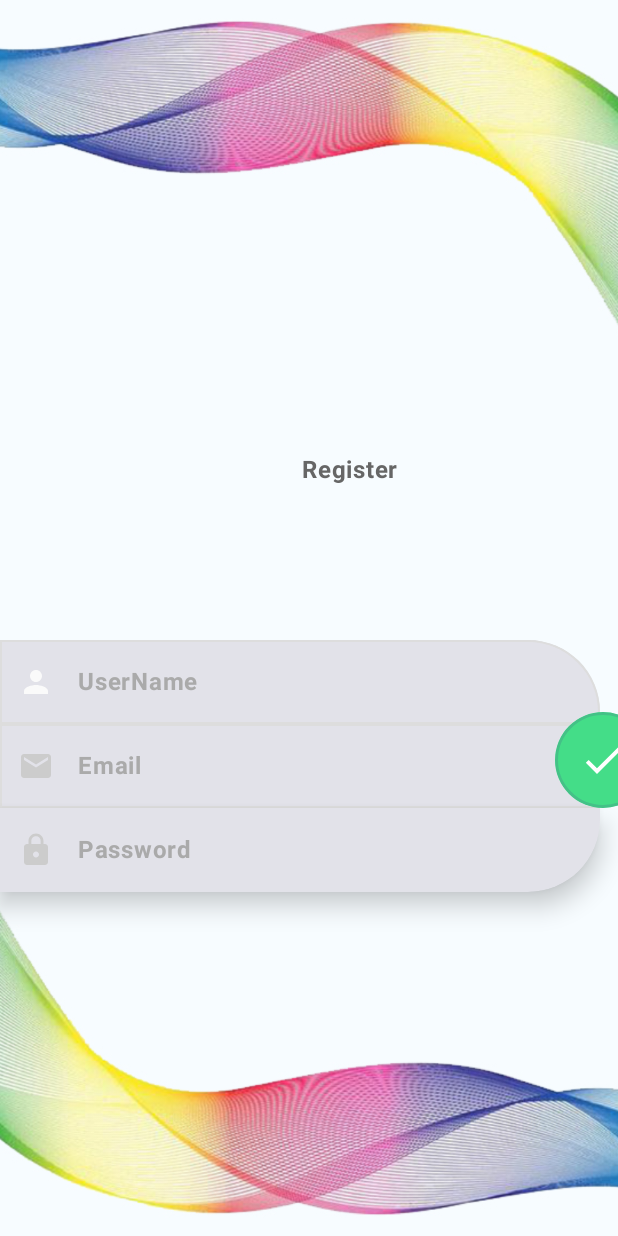
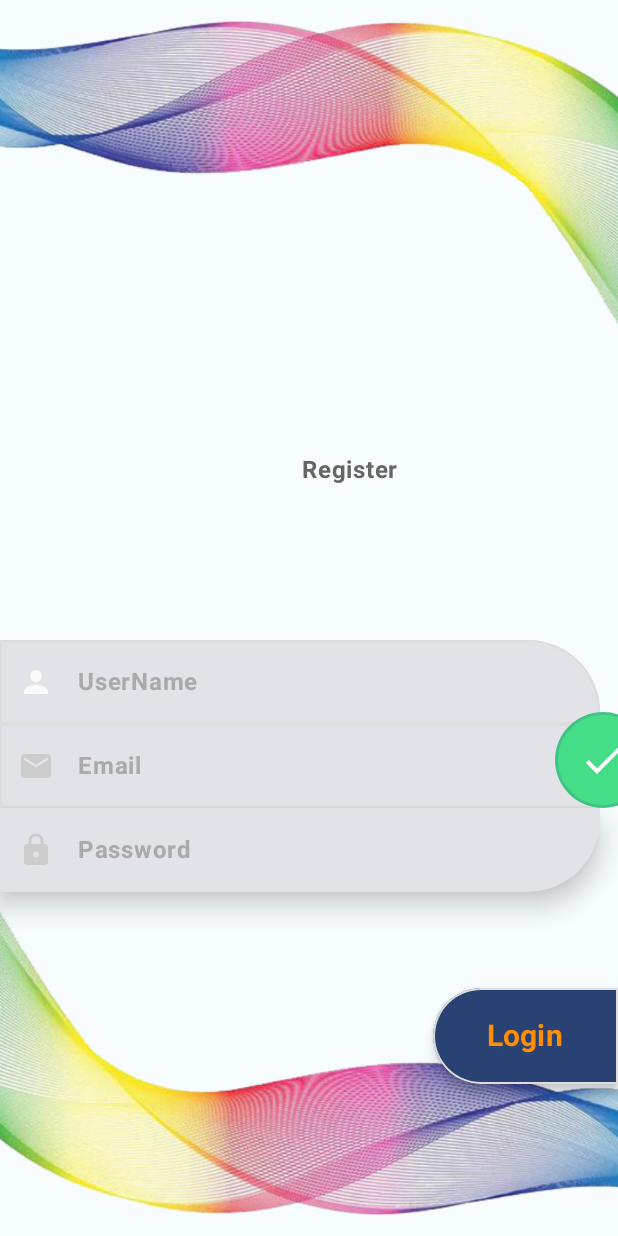
Before and after one commit to Sevilex/Login-Register, an Android app built with Jetpack Compose: the screen it shows after launch (MainActivity), on a phone screen of 412 x 824 dp. Run offline under Robolectric (Android 15) with nearby library versions, the phone set to English and light mode, and no system bars.

Commit message:
Create Login Box

```diff
--- a/app/src/main/java/com/example/loginregester/MainActivity.kt
+++ b/app/src/main/java/com/example/loginregester/MainActivity.kt
@@ -64,7 +64,6 @@ class MainActivity : ComponentActivity() {
     }
 }
 
-@OptIn(ExperimentalMaterial3Api::class)
 @Preview(showBackground = true)
 @Composable
 fun RegisterForm() {
@@ -100,6 +99,7 @@ fun RegisterForm() {
                 EmailFiled()
                 PasswordField()
                 CheckField()
+                ButtonField()
 
             }
         }
@@ -107,11 +107,6 @@ fun RegisterForm() {
 }
 
 
-
-
-@Composable
-fun x() {
-}
 
 
 @OptIn(ExperimentalMaterial3Api::class)
@@ -254,3 +249,43 @@ private fun CheckField(){
         }
     }
 }
+
+@Composable
+private fun ButtonField(){
+    Box(Modifier.fillMaxWidth(), Alignment.TopEnd) {
+        Button(
+            onClick = {},
+            shape = RoundedCornerShape(
+                topStart= 48.dp,
+                bottomStart = 48.dp
+            ),
+            colors = ButtonDefaults.buttonColors(
+                //backgroundColor = Color(0xFFFAFAFA),
+                contentColor = Color(0xFFFF8F00),
+            ),
+            modifier = Modifier
+                .shadow(
+                    elevation = 5.dp,
+                    shape = RoundedCornerShape(
+                        topStart = 48.dp,
+                        bottomStart = 48.dp
+                    )
+                )
+                .border(
+                    width = 1.dp,
+                    color = Color(0xFFDDDDDD),
+                    shape = RoundedCornerShape(
+                        topStart = 48.dp,
+                        bottomStart = 48.dp
+                    )
+                )
+        ) {
+            Text(
+                text = "Login",
+                fontSize = 20.sp,
+                fontWeight = FontWeight.Bold,
+                modifier = Modifier.padding(12.dp)
+            )
+        }
+    }
+}
```
